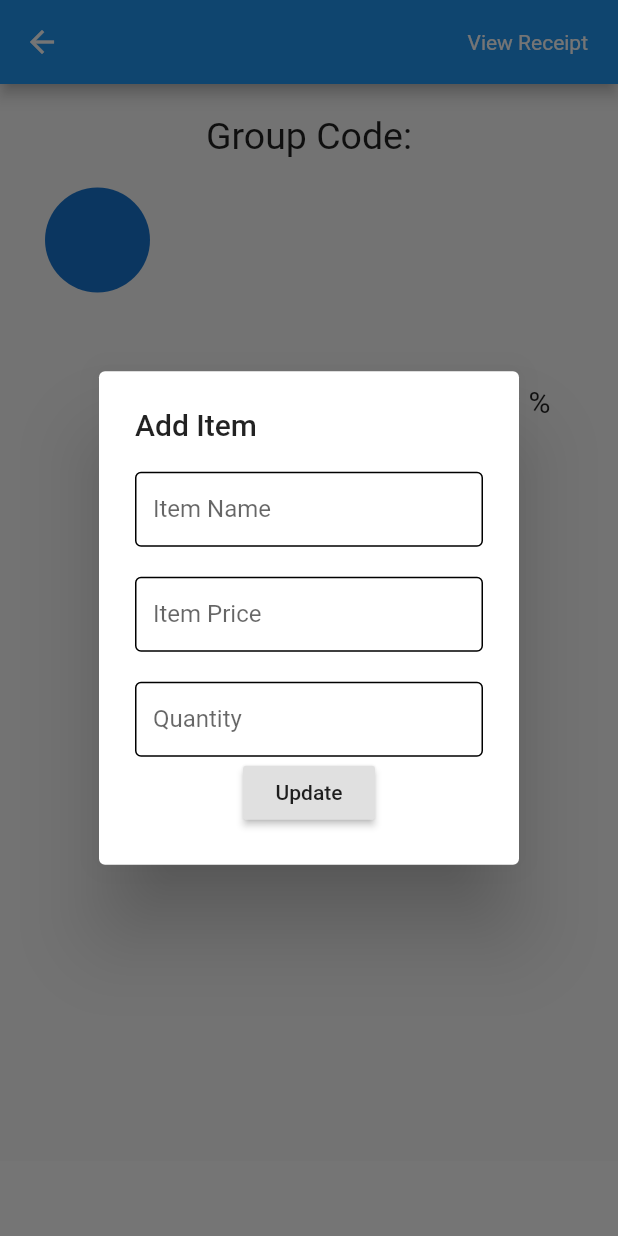
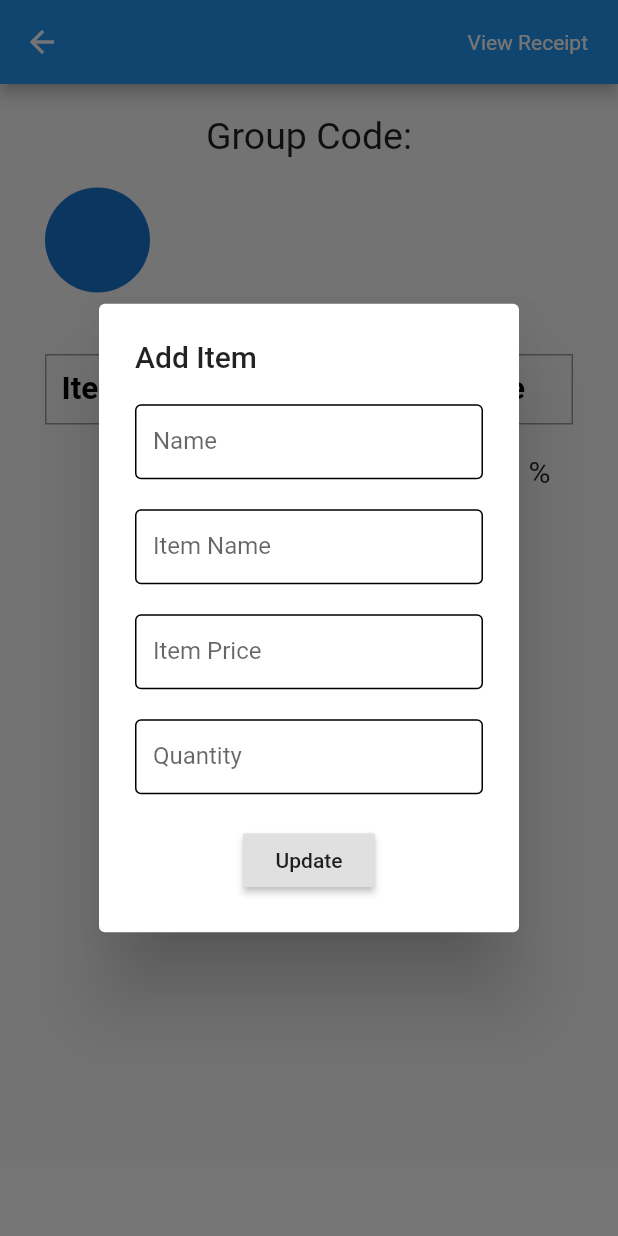
Before and after one commit to zulfadhli192627/tongtong, a Flutter app: the Group screen opened directly with empty values, after a tap on "Add Item", on a phone screen of 412 x 824 dp. Run offline on Flutter 3.47's test engine with Material 2 defaults, Android fonts, the phone set to English and light mode, and no system bars; our stand-ins replace cloud_firestore, firebase_auth, firebase_storage, flutter_login, flutter_speed_dial, flutter_spinkit and 4 more; missing offline and left inert: dart:ffi, firebase_admob, flutter_session; accounts and stored records are empty; network calls fail.

Commit message:
improve UI

```diff
--- a/lib/screen/groupPage.dart
+++ b/lib/screen/groupPage.dart
@@ -2,6 +2,7 @@ import 'package:cloud_firestore/cloud_firestore.dart';
 import 'package:firebase_storage/firebase_storage.dart';
 import 'package:flutter/material.dart';
 import 'package:provider/provider.dart';
+import 'package:tong_tong/conts/deco.dart';
 import 'package:tong_tong/conts/textInputDecoration.dart';
 import 'package:tong_tong/model/user.dart';
 import 'package:tong_tong/services/database.dart';
@@ -16,7 +17,7 @@ class Group extends StatefulWidget {
 }
 
 class _GroupState extends State<Group> {
-  String itemName, price, quantity;
+  String name, itemName, price, quantity;
 
   @override
   Widget build(BuildContext context) {
@@ -31,6 +32,19 @@ class _GroupState extends State<Group> {
                 child: Form(
                   child: Column(
                     children: <Widget>[
+                      Container(
+                        height: 50,
+                        child: TextFormField(
+                          decoration:
+                              textInputDecoration.copyWith(labelText: 'Name'),
+                          validator: (val) =>
+                              val.isEmpty ? 'Enter Loaner Name' : null,
+                          onChanged: (val) => setState(() => name = val),
+                        ),
+                      ),
+                      SizedBox(
+                        height: 20,
+                      ),
                       Container(
                         height: 50,
                         child: TextFormField(
@@ -67,6 +81,9 @@ class _GroupState extends State<Group> {
                           onChanged: (val) => setState(() => quantity = val),
                         ),
                       ),
+                      SizedBox(
+                        height: 20,
+                      ),
                       RaisedButton(
                           child: Text("Update"),
                           onPressed: () async {
@@ -80,7 +97,7 @@ class _GroupState extends State<Group> {
                                 .updateData({
                               "Item": FieldValue.arrayUnion([
                                 {
-                                  "name": 'Ali',
+                                  "name": name,
                                   "itemName": itemName,
                                   "price": price,
                                   "quantity": quantity,
@@ -208,7 +225,52 @@ class _GroupState extends State<Group> {
                   height: 20,
                 ),
                 Padding(
-                  padding: EdgeInsets.fromLTRB(50, 0, 50, 0),
+                  padding: EdgeInsets.fromLTRB(30, 0, 30, 0),
+                  child: Container(
+                    decoration: tileDecoration(),
+                    padding: EdgeInsets.fromLTRB(0, 10, 0, 10),
+                    child: Row(
+                      mainAxisAlignment: MainAxisAlignment.spaceBetween,
+                      children: <Widget>[
+                        Container(
+                          width: 130,
+                          padding: EdgeInsets.fromLTRB(10, 0, 0, 0),
+                          child: Text(
+                            'Item Name',
+                            style: TextStyle(
+                                color: Colors.black,
+                                fontSize: 21.0,
+                                fontWeight: FontWeight.bold),
+                          ),
+                        ),
+                        Container(
+                          width: 90,
+                          padding: EdgeInsets.fromLTRB(0, 0, 0, 0),
+                          child: Text(
+                            'Quantity',
+                            style: TextStyle(
+                                color: Colors.black,
+                                fontSize: 21.0,
+                                fontWeight: FontWeight.bold),
+                          ),
+                        ),
+                        Container(
+                          width: 90,
+                          padding: EdgeInsets.fromLTRB(10, 0, 0, 0),
+                          child: Text(
+                            'Price',
+                            style: TextStyle(
+                                color: Colors.black,
+                                fontSize: 21.0,
+                                fontWeight: FontWeight.bold),
+                          ),
+                        ),
+                      ],
+                    ),
+                  ),
+                ),
+                Padding(
+                  padding: EdgeInsets.fromLTRB(30, 0, 30, 0),
                   child: ListView.builder(
                       shrinkWrap: true,
                       itemCount: widget.group.item.length,
@@ -243,17 +305,6 @@ class _GroupState extends State<Group> {
                         onPressed: () {
                           _showChoiceDialog(context);
                         }),
-                    // SizedBox(
-                    //   width: 30,
-                    // ),
-                    // RaisedButton(
-                    //     child: Text('Calculate Total'),
-                    //     onPressed: () {
-                    //       double total = 0;
-
-                    //       total = total * int.parse(widget.group.tax);
-                    //       totalDialog(context, total);
-                    //     }),
                   ],
                 )
               ],
--- a/lib/screen/lent.dart
+++ b/lib/screen/lent.dart
@@ -138,6 +138,10 @@ class _LentDetailState extends State<LentDetail> {
           ),
         )
       ]),
+      bottomNavigationBar: Container(
+        height: 50.0,
+        color: Colors.white,
+      ),
     );
   }
 }
```
Also changed, not shown: lib/widget/ItemTile.dart (+11 -18 lines).
